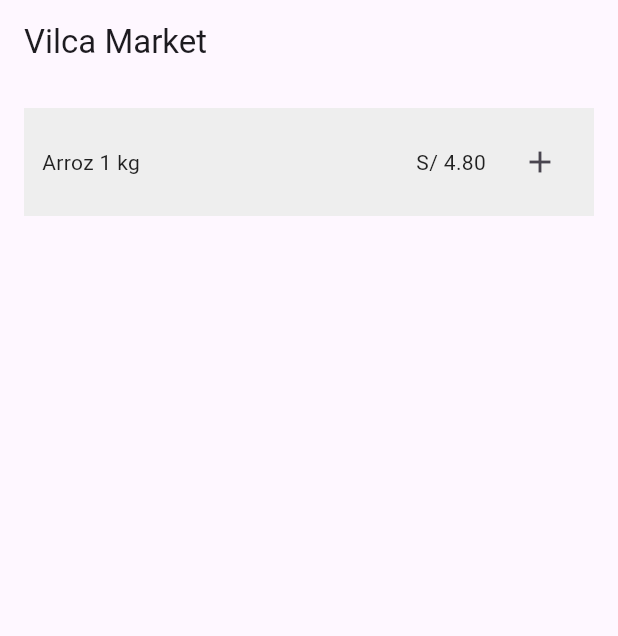
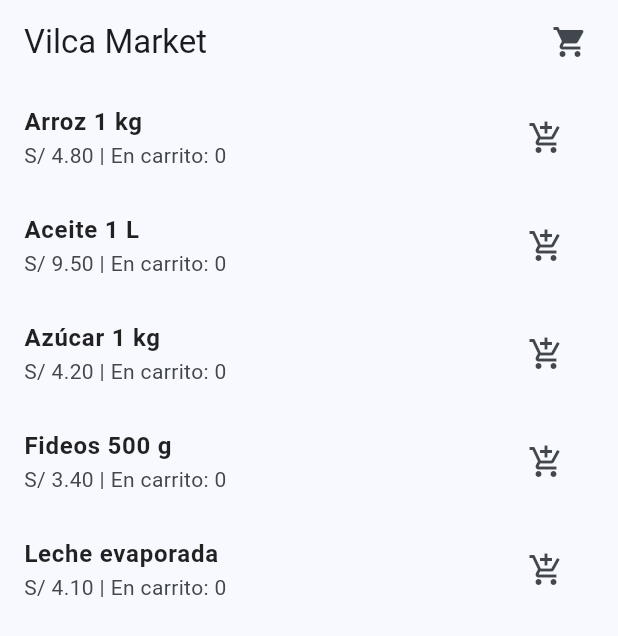
Before and after one commit to andreallanos098-a11y/app_movil_2026_2_rncc, a Flutter app: the screen it shows after launch, on a phone screen of 412 x 824 dp. Shown: the top 636 px of the screen. Run offline on Flutter 3.47's test engine with Material 3 defaults, Android fonts, the phone set to English and light mode, and no system bars.

Commit message:
sesion-07

```diff
--- a/lib/main.dart
+++ b/lib/main.dart
@@ -1,52 +1,237 @@
 import 'package:flutter/material.dart';
+import 'package:provider/provider.dart';
 
-void main() => runApp(const MaterialApp(home: CatalogoDefectuoso()));
+// MODELO (proporcionado por la guía)
+class Producto {
+  final int id;
+  final String nombre;
+  final double precio;
+  const Producto(this.id, this.nombre, this.precio);
+}
 
-class CatalogoDefectuoso extends StatelessWidget {
-  const CatalogoDefectuoso({super.key});
+const catalogo = [
+  Producto(1, 'Arroz 1 kg', 4.80),
+  Producto(2, 'Aceite 1 L', 9.50),
+  Producto(3, 'Azúcar 1 kg', 4.20),
+  Producto(4, 'Fideos 500 g', 3.40),
+  Producto(5, 'Leche evaporada', 4.10),
+];
+
+// TODO 1: ESTADO GLOBAL (CarritoModel)
+class CarritoModel extends ChangeNotifier {
+  final Map<int, int> _cantidades = {};
+
+  int cantidadDe(Producto p) => _cantidades[p.id] ?? 0;
+
+  int get totalUnidades => _cantidades.values.fold(0, (sum, qty) => sum + qty);
+
+  double get total {
+    double sum = 0.0;
+    _cantidades.forEach((id, qty) {
+      final producto = catalogo.firstWhere((p) => p.id == id);
+      sum += producto.precio * qty;
+    });
+    return sum;
+  }
+
+  List<MapEntry<Producto, int>> get productosEnCarrito {
+    List<MapEntry<Producto, int>> lista = [];
+    _cantidades.forEach((id, qty) {
+      if (qty > 0) {
+        final producto = catalogo.firstWhere((p) => p.id == id);
+        lista.add(MapEntry(producto, qty));
+      }
+    });
+    return lista;
+  }
+
+  void agregar(Producto p) {
+    _cantidades[p.id] = (_cantidades[p.id] ?? 0) + 1;
+    notifyListeners(); // Notifica a los Consumer para actualizar la UI
+  }
+
+  void quitar(Producto p) {
+    if (_cantidades.containsKey(p.id)) {
+      if (_cantidades[p.id]! > 1) {
+        _cantidades[p.id] = _cantidades[p.id]! - 1;
+      } else {
+        _cantidades.remove(p.id);
+      }
+      notifyListeners();
+    }
+  }
+
+  void vaciar() {
+    _cantidades.clear();
+    notifyListeners();
+  }
+}
+
+void main() {
+  // TODO 2: Ubicar ChangeNotifierProvider POR ENCIMA de MaterialApp[cite: 8, 9]
+  runApp(
+    ChangeNotifierProvider(
+      create: (_) => CarritoModel(),
+      child: const VilcaMarketApp(),
+    ),
+  );
+}
+
+class VilcaMarketApp extends StatelessWidget {
+  const VilcaMarketApp({super.key});
+
+  @override
+  Widget build(BuildContext context) {
+    return MaterialApp(
+      title: 'Vilca Market',
+      theme: ThemeData(
+        useMaterial3: true,
+        colorSchemeSeed: const Color(0xFF1F4E79),
+      ),
+      home: const PantallaCatalogo(),
+    );
+  }
+}
+
+// TODO 3: PANTALLA CATÁLOGO
+class PantallaCatalogo extends StatelessWidget {
+  const PantallaCatalogo({super.key});
 
   @override
   Widget build(BuildContext context) {
     return Scaffold(
-      appBar: AppBar(title: const Text('Vilca Market')),
-      body: Padding(
-        padding: const EdgeInsets.all(16),
-        child: Row(
-          children: [
-            Expanded(
-              child: Container(
-                padding: const EdgeInsets.all(12),
+      appBar: AppBar(
+        title: const Text('Vilca Market'),
+        actions: [
+          Consumer<CarritoModel>(
+            builder: (context, carrito, child) {
+              return IconButton(
+                icon: const Icon(Icons.shopping_cart),
+                tooltip: 'Ver carrito (${carrito.totalUnidades} productos)',
+                onPressed: () {
+                  Navigator.push(
+                    context,
+                    MaterialPageRoute(builder: (_) => const PantallaCarrito()),
+                  );
+                },
+              );
+            },
+          ),
+          const SizedBox(width: 8),
+        ],
+      ),
+      body: ListView.builder(
+        itemCount: catalogo.length,
+        itemBuilder: (context, index) {
+          final producto = catalogo[index];
+          return ListTile(
+            title: Text(
+              producto.nombre,
+              style: const TextStyle(color: Colors.black87, fontWeight: FontWeight.bold),
+            ),
+            subtitle: Consumer<CarritoModel>(
+              builder: (context, carrito, child) {
+                final enCarrito = carrito.cantidadDe(producto);
+                return Text('S/ ${producto.precio.toStringAsFixed(2)} | En carrito: $enCarrito');
+              },
+            ),
+            trailing: IconButton(
+              icon: const Icon(Icons.add_shopping_cart),
+              tooltip: 'Agregar ${producto.nombre} al carrito',
+              onPressed: () {
+                // En callbacks se usa listen: false[cite: 8, 10]
+                Provider.of<CarritoModel>(context, listen: false).agregar(producto);
+              },
+            ),
+          );
+        },
+      ),
+    );
+  }
+}
+
+// TODO 4: PANTALLA CARRITO
+class PantallaCarrito extends StatelessWidget {
+  const PantallaCarrito({super.key});
+
+  @override
+  Widget build(BuildContext context) {
+    return Scaffold(
+      appBar: AppBar(
+        title: const Text('Mi carrito'),
+        actions: [
+          Consumer<CarritoModel>(
+            builder: (context, carrito, child) {
+              if (carrito.productosEnCarrito.isEmpty) return const SizedBox.shrink();
+              return IconButton(
+                icon: const Icon(Icons.delete_sweep),
+                tooltip: 'Vaciar carrito',
+                onPressed: () => carrito.vaciar(),
+              );
+            },
+          ),
+        ],
+      ),
+      body: Consumer<CarritoModel>(
+        builder: (context, carrito, child) {
+          final items = carrito.productosEnCarrito;
+          if (items.isEmpty) {
+            return const Center(
+              child: Text(
+                'Tu carrito está vacío',
+                style: TextStyle(fontSize: 18, color: Colors.black54),
+              ),
+            );
+          }
+          return Column(
+            children: [
+              Expanded(
+                child: ListView.builder(
+                  itemCount: items.length,
+                  itemBuilder: (context, index) {
+                    final entry = items[index];
+                    final producto = entry.key;
+                    final cantidad = entry.value;
+                    return ListTile(
+                      title: Text(producto.nombre),
+                      subtitle: Text('Precio: S/ ${producto.precio.toStringAsFixed(2)} x $cantidad = S/ ${(producto.precio * cantidad).toStringAsFixed(2)}'),
+                      trailing: Row(
+                        mainAxisSize: MainAxisSize.min,
+                        children: [
+                          Text('Cant: $cantidad', style: const TextStyle(fontWeight: FontWeight.bold)),
+                          IconButton(
+                            icon: const Icon(Icons.remove_circle_outline, color: Colors.red),
+                            tooltip: 'Quitar una unidad',
+                            onPressed: () {
+                              Provider.of<CarritoModel>(context, listen: false).quitar(producto);
+                            },
+                          ),
+                        ],
+                      ),
+                    );
+                  },
+                ),
+              ),
+              Container(
+                padding: const EdgeInsets.all(16.0),
                 color: Colors.grey[200],
                 child: Row(
+                  mainAxisAlignment: MainAxisAlignment.spaceBetween,
                   children: [
                     const Text(
-                      'Arroz 1 kg',
-                      style: TextStyle(
-                        fontSize: 14,
-                        color: Colors.black87,
-                      ),
+                      'Total a pagar:',
+                      style: TextStyle(fontSize: 18, fontWeight: FontWeight.bold),
                     ),
-                    const Spacer(),
-                    const Text(
-                      'S/ 4.80',
-                      style: TextStyle(
-                        fontSize: 14,
-                        color: Colors.black87,
-                      ),
-                    ),
-                    const SizedBox(width: 12),
-                    IconButton(
-                      icon: const Icon(Icons.add),
-                      iconSize: 24,
-                      tooltip: 'Agregar al carrito',
-                      onPressed: () {},
+                    Text(
+                      'S/ ${carrito.total.toStringAsFixed(2)}',
+                      style: const TextStyle(fontSize: 18, fontWeight: FontWeight.bold, color: Color(0xFF1F4E79)),
                     ),
                   ],
                 ),
               ),
-            ),
-          ],
-        ),
+            ],
+          );
+        },
       ),
     );
   }
--- a/pubspec.yaml
+++ b/pubspec.yaml
@@ -31,6 +31,7 @@ dependencies:
   flutter:
     sdk: flutter
   google_fonts: ^6.1.0
+  provider: ^6.1.5+1
 
 dev_dependencies:
   flutter_test:
```
Also changed, not shown: pubspec.lock.
